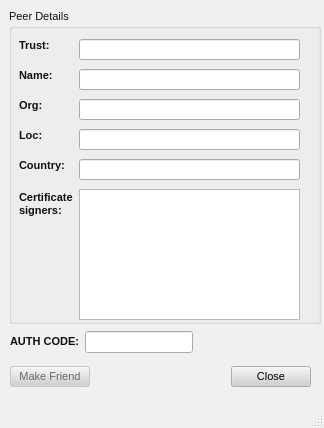
This is retroshare-gui/src/gui/connect/ConnectDialog.ui in RetroShare/RetroShare as Qt 5 draws it before an edit. The edited form follows.
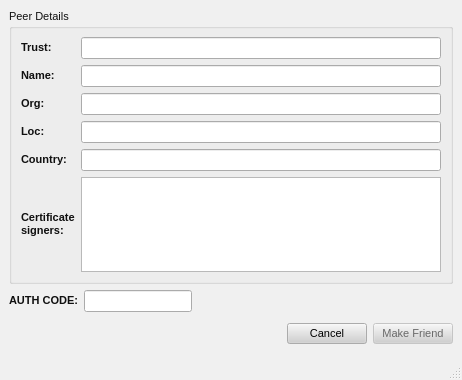
This is the edited form. Icons and pictures are not drawn.

Commit message: fixed Make Friend Dialog

The edit to the form file:
```diff
--- a/retroshare-gui/src/gui/connect/ConnectDialog.ui
+++ b/retroshare-gui/src/gui/connect/ConnectDialog.ui
@@ -5,8 +5,8 @@
    <rect>
     <x>0</x>
     <y>0</y>
-    <width>324</width>
-    <height>428</height>
+    <width>462</width>
+    <height>380</height>
    </rect>
   </property>
   <property name="palette" >
@@ -499,23 +499,124 @@
    <iconset/>
   </property>
   <widget class="QWidget" name="centralwidget" >
-   <widget class="QWidget" name="layoutWidget_2" >
     <property name="geometry" >
      <rect>
-      <x>10</x>
-      <y>330</y>
-      <width>301</width>
-      <height>25</height>
-     </rect>
-    </property>
-    <layout class="QGridLayout" >
-     <property name="margin" >
-      <number>0</number>
-     </property>
-     <property name="spacing" >
-      <number>6</number>
-     </property>
+     <x>0</x>
+     <y>0</y>
+     <width>462</width>
+     <height>359</height>
+    </rect>
+   </property>
+   <layout class="QGridLayout" name="gridLayout_2" >
+    <item row="0" column="0" colspan="3" >
+     <widget class="QGroupBox" name="groupBox" >
+      <property name="title" >
+       <string>Peer Details</string>
+      </property>
+      <layout class="QGridLayout" name="gridLayout" >
      <item row="0" column="0" >
+        <widget class="QLabel" name="label" >
+         <property name="text" >
+          <string>&lt;html>&lt;head>&lt;meta name="qrichtext" content="1" />&lt;style type="text/css">
+p, li { white-space: pre-wrap; }
+&lt;/style>&lt;/head>&lt;body style=" font-family:'Arial'; font-size:8pt; font-weight:400; font-style:normal; text-decoration:none;">
+&lt;p style=" margin-top:0px; margin-bottom:0px; margin-left:0px; margin-right:0px; -qt-block-indent:0; text-indent:0px;">&lt;span style=" font-weight:600;">Trust:&lt;/span>&lt;/p>&lt;/body>&lt;/html></string>
+         </property>
+        </widget>
+       </item>
+       <item row="0" column="1" >
+        <widget class="QLineEdit" name="trust" >
+         <property name="readOnly" >
+          <bool>true</bool>
+         </property>
+        </widget>
+       </item>
+       <item row="1" column="0" >
+        <widget class="QLabel" name="label_2" >
+         <property name="text" >
+          <string>&lt;html>&lt;head>&lt;meta name="qrichtext" content="1" />&lt;style type="text/css">
+p, li { white-space: pre-wrap; }
+&lt;/style>&lt;/head>&lt;body style=" font-family:'Arial'; font-size:8pt; font-weight:400; font-style:normal; text-decoration:none;">
+&lt;p style=" margin-top:0px; margin-bottom:0px; margin-left:0px; margin-right:0px; -qt-block-indent:0; text-indent:0px;">&lt;span style=" font-weight:600;">Name:&lt;/span>&lt;/p>&lt;/body>&lt;/html></string>
+         </property>
+        </widget>
+       </item>
+       <item row="1" column="1" >
+        <widget class="QLineEdit" name="name" >
+         <property name="readOnly" >
+          <bool>true</bool>
+         </property>
+        </widget>
+       </item>
+       <item row="2" column="0" >
+        <widget class="QLabel" name="label_3" >
+         <property name="text" >
+          <string>&lt;html>&lt;head>&lt;meta name="qrichtext" content="1" />&lt;style type="text/css">
+p, li { white-space: pre-wrap; }
+&lt;/style>&lt;/head>&lt;body style=" font-family:'Arial'; font-size:8pt; font-weight:400; font-style:normal; text-decoration:none;">
+&lt;p style=" margin-top:0px; margin-bottom:0px; margin-left:0px; margin-right:0px; -qt-block-indent:0; text-indent:0px;">&lt;span style=" font-weight:600;">Org:&lt;/span>&lt;/p>&lt;/body>&lt;/html></string>
+         </property>
+        </widget>
+       </item>
+       <item row="2" column="1" >
+        <widget class="QLineEdit" name="org" >
+         <property name="readOnly" >
+          <bool>true</bool>
+         </property>
+        </widget>
+       </item>
+       <item row="3" column="0" >
+        <widget class="QLabel" name="label_4" >
+         <property name="text" >
+          <string>&lt;html>&lt;head>&lt;meta name="qrichtext" content="1" />&lt;style type="text/css">
+p, li { white-space: pre-wrap; }
+&lt;/style>&lt;/head>&lt;body style=" font-family:'Arial'; font-size:8pt; font-weight:400; font-style:normal; text-decoration:none;">
+&lt;p style=" margin-top:0px; margin-bottom:0px; margin-left:0px; margin-right:0px; -qt-block-indent:0; text-indent:0px;">&lt;span style=" font-weight:600;">Loc:&lt;/span>&lt;/p>&lt;/body>&lt;/html></string>
+         </property>
+        </widget>
+       </item>
+       <item row="3" column="1" >
+        <widget class="QLineEdit" name="loc" >
+         <property name="readOnly" >
+          <bool>true</bool>
+         </property>
+        </widget>
+       </item>
+       <item row="4" column="0" >
+        <widget class="QLabel" name="label_5" >
+         <property name="text" >
+          <string>&lt;html>&lt;head>&lt;meta name="qrichtext" content="1" />&lt;style type="text/css">
+p, li { white-space: pre-wrap; }
+&lt;/style>&lt;/head>&lt;body style=" font-family:'Arial'; font-size:8pt; font-weight:400; font-style:normal; text-decoration:none;">
+&lt;p style=" margin-top:0px; margin-bottom:0px; margin-left:0px; margin-right:0px; -qt-block-indent:0; text-indent:0px;">&lt;span style=" font-weight:600;">Country:&lt;/span>&lt;/p>&lt;/body>&lt;/html></string>
+         </property>
+        </widget>
+       </item>
+       <item row="4" column="1" >
+        <widget class="QLineEdit" name="country" >
+         <property name="readOnly" >
+          <bool>true</bool>
+         </property>
+        </widget>
+       </item>
+       <item row="5" column="0" >
+        <widget class="QLabel" name="label_6" >
+         <property name="text" >
+          <string>&lt;html>&lt;head>&lt;meta name="qrichtext" content="1" />&lt;style type="text/css">
+p, li { white-space: pre-wrap; }
+&lt;/style>&lt;/head>&lt;body style=" font-family:'Arial'; font-size:8pt; font-weight:400; font-style:normal; text-decoration:none;">
+&lt;p style=" margin-top:0px; margin-bottom:0px; margin-left:0px; margin-right:0px; -qt-block-indent:0; text-indent:0px;">&lt;span style=" font-weight:600;">Certificate&lt;/span>&lt;/p>
+&lt;p style=" margin-top:0px; margin-bottom:0px; margin-left:0px; margin-right:0px; -qt-block-indent:0; text-indent:0px; font-weight:600;">signers:&lt;/p>&lt;/body>&lt;/html></string>
+         </property>
+        </widget>
+       </item>
+       <item row="5" column="1" >
+        <widget class="QTextBrowser" name="signers" />
+       </item>
+      </layout>
+     </widget>
+    </item>
+    <item row="1" column="0" >
       <widget class="QLabel" name="label_7" >
        <property name="text" >
         <string>&lt;html>&lt;head>&lt;meta name="qrichtext" content="1" />&lt;style type="text/css">
@@ -525,19 +626,17 @@
        </property>
       </widget>
      </item>
-     <item row="0" column="1" >
+    <item row="1" column="1" >
       <widget class="QLineEdit" name="Ledit_name" >
        <property name="sizePolicy" >
-        <sizepolicy>
-         <hsizetype>0</hsizetype>
-         <vsizetype>0</vsizetype>
+       <sizepolicy vsizetype="Fixed" hsizetype="Fixed" >
          <horstretch>0</horstretch>
          <verstretch>0</verstretch>
         </sizepolicy>
        </property>
       </widget>
      </item>
-     <item row="0" column="2" >
+    <item row="1" column="2" >
       <spacer>
        <property name="orientation" >
         <enum>Qt::Horizontal</enum>
@@ -545,32 +644,52 @@
        <property name="sizeType" >
         <enum>QSizePolicy::Expanding</enum>
        </property>
-       <property name="sizeHint" >
+      <property name="sizeHint" stdset="0" >
         <size>
-         <width>40</width>
-         <height>20</height>
+        <width>235</width>
+        <height>18</height>
         </size>
        </property>
       </spacer>
      </item>
-    </layout>
-   </widget>
-   <widget class="QWidget" name="layoutWidget" >
-    <property name="geometry" >
-     <rect>
-      <x>10</x>
-      <y>360</y>
-      <width>301</width>
-      <height>33</height>
-     </rect>
-    </property>
+    <item row="2" column="0" colspan="3" >
     <layout class="QHBoxLayout" >
-     <property name="margin" >
-      <number>0</number>
-     </property>
      <property name="spacing" >
       <number>6</number>
      </property>
+      <property name="margin" >
+       <number>0</number>
+      </property>
+      <item>
+       <spacer>
+        <property name="orientation" >
+         <enum>Qt::Horizontal</enum>
+        </property>
+        <property name="sizeHint" stdset="0" >
+         <size>
+          <width>131</width>
+          <height>31</height>
+         </size>
+        </property>
+       </spacer>
+      </item>
+      <item>
+       <widget class="QPushButton" name="cancelButton" >
+        <property name="minimumSize" >
+         <size>
+          <width>77</width>
+          <height>0</height>
+         </size>
+        </property>
+        <property name="text" >
+         <string>Cancel</string>
+        </property>
+        <property name="icon" >
+         <iconset resource="../images.qrc" >
+          <normaloff>:/images/cancel.png</normaloff>:/images/cancel.png</iconset>
+        </property>
+       </widget>
+      </item>
      <item>
       <widget class="QPushButton" name="okButton" >
        <property name="enabled" >
@@ -585,223 +704,26 @@
        <property name="text" >
         <string>Make Friend</string>
        </property>
-      </widget>
-     </item>
-     <item>
-      <spacer>
-       <property name="orientation" >
-        <enum>Qt::Horizontal</enum>
-       </property>
-       <property name="sizeHint" >
-        <size>
-         <width>131</width>
-         <height>31</height>
-        </size>
-       </property>
-      </spacer>
-     </item>
-     <item>
-      <widget class="QPushButton" name="cancelButton" >
-       <property name="minimumSize" >
-        <size>
-         <width>77</width>
-         <height>0</height>
-        </size>
-       </property>
-       <property name="text" >
-        <string>Close</string>
-       </property>
+        <property name="icon" >
+         <iconset resource="../images.qrc" >
+          <normaloff>:/images/user/add_user16.png</normaloff>:/images/user/add_user16.png</iconset>
+        </property>
       </widget>
      </item>
     </layout>
-   </widget>
-   <widget class="QGroupBox" name="groupBox" >
+    </item>
+   </layout>
+  </widget>
+  <widget class="QStatusBar" name="statusbar" >
     <property name="geometry" >
      <rect>
-      <x>9</x>
-      <y>9</y>
-      <width>312</width>
-      <height>315</height>
-     </rect>
-    </property>
-    <property name="title" >
-     <string>Peer Details</string>
-    </property>
-    <widget class="QLabel" name="label_5" >
-     <property name="geometry" >
-      <rect>
-       <x>10</x>
-       <y>150</y>
-       <width>46</width>
-       <height>14</height>
-      </rect>
-     </property>
-     <property name="text" >
-      <string>&lt;html>&lt;head>&lt;meta name="qrichtext" content="1" />&lt;style type="text/css">
-p, li { white-space: pre-wrap; }
-&lt;/style>&lt;/head>&lt;body style=" font-family:'Arial'; font-size:8pt; font-weight:400; font-style:normal; text-decoration:none;">
-&lt;p style=" margin-top:0px; margin-bottom:0px; margin-left:0px; margin-right:0px; -qt-block-indent:0; text-indent:0px;">&lt;span style=" font-weight:600;">Country:&lt;/span>&lt;/p>&lt;/body>&lt;/html></string>
-     </property>
-    </widget>
-    <widget class="QLabel" name="label_3" >
-     <property name="geometry" >
-      <rect>
-       <x>10</x>
-       <y>90</y>
-       <width>46</width>
-       <height>14</height>
-      </rect>
-     </property>
-     <property name="text" >
-      <string>&lt;html>&lt;head>&lt;meta name="qrichtext" content="1" />&lt;style type="text/css">
-p, li { white-space: pre-wrap; }
-&lt;/style>&lt;/head>&lt;body style=" font-family:'Arial'; font-size:8pt; font-weight:400; font-style:normal; text-decoration:none;">
-&lt;p style=" margin-top:0px; margin-bottom:0px; margin-left:0px; margin-right:0px; -qt-block-indent:0; text-indent:0px;">&lt;span style=" font-weight:600;">Org:&lt;/span>&lt;/p>&lt;/body>&lt;/html></string>
-     </property>
-    </widget>
-    <widget class="QLabel" name="label_2" >
-     <property name="geometry" >
-      <rect>
-       <x>10</x>
-       <y>60</y>
-       <width>46</width>
-       <height>14</height>
-      </rect>
-     </property>
-     <property name="text" >
-      <string>&lt;html>&lt;head>&lt;meta name="qrichtext" content="1" />&lt;style type="text/css">
-p, li { white-space: pre-wrap; }
-&lt;/style>&lt;/head>&lt;body style=" font-family:'Arial'; font-size:8pt; font-weight:400; font-style:normal; text-decoration:none;">
-&lt;p style=" margin-top:0px; margin-bottom:0px; margin-left:0px; margin-right:0px; -qt-block-indent:0; text-indent:0px;">&lt;span style=" font-weight:600;">Name:&lt;/span>&lt;/p>&lt;/body>&lt;/html></string>
-     </property>
-    </widget>
-    <widget class="QLabel" name="label" >
-     <property name="geometry" >
-      <rect>
-       <x>10</x>
-       <y>30</y>
-       <width>46</width>
-       <height>14</height>
-      </rect>
-     </property>
-     <property name="text" >
-      <string>&lt;html>&lt;head>&lt;meta name="qrichtext" content="1" />&lt;style type="text/css">
-p, li { white-space: pre-wrap; }
-&lt;/style>&lt;/head>&lt;body style=" font-family:'Arial'; font-size:8pt; font-weight:400; font-style:normal; text-decoration:none;">
-&lt;p style=" margin-top:0px; margin-bottom:0px; margin-left:0px; margin-right:0px; -qt-block-indent:0; text-indent:0px;">&lt;span style=" font-weight:600;">Trust:&lt;/span>&lt;/p>&lt;/body>&lt;/html></string>
-     </property>
-    </widget>
-    <widget class="QLabel" name="label_4" >
-     <property name="geometry" >
-      <rect>
-       <x>10</x>
-       <y>120</y>
-       <width>46</width>
-       <height>14</height>
-      </rect>
-     </property>
-     <property name="text" >
-      <string>&lt;html>&lt;head>&lt;meta name="qrichtext" content="1" />&lt;style type="text/css">
-p, li { white-space: pre-wrap; }
-&lt;/style>&lt;/head>&lt;body style=" font-family:'Arial'; font-size:8pt; font-weight:400; font-style:normal; text-decoration:none;">
-&lt;p style=" margin-top:0px; margin-bottom:0px; margin-left:0px; margin-right:0px; -qt-block-indent:0; text-indent:0px;">&lt;span style=" font-weight:600;">Loc:&lt;/span>&lt;/p>&lt;/body>&lt;/html></string>
-     </property>
-    </widget>
-    <widget class="QLabel" name="label_6" >
-     <property name="geometry" >
-      <rect>
-       <x>10</x>
-       <y>180</y>
-       <width>57</width>
-       <height>31</height>
-      </rect>
-     </property>
-     <property name="text" >
-      <string>&lt;html>&lt;head>&lt;meta name="qrichtext" content="1" />&lt;style type="text/css">
-p, li { white-space: pre-wrap; }
-&lt;/style>&lt;/head>&lt;body style=" font-family:'Arial'; font-size:8pt; font-weight:400; font-style:normal; text-decoration:none;">
-&lt;p style=" margin-top:0px; margin-bottom:0px; margin-left:0px; margin-right:0px; -qt-block-indent:0; text-indent:0px;">&lt;span style=" font-weight:600;">Certificate&lt;/span>&lt;/p>
-&lt;p style=" margin-top:0px; margin-bottom:0px; margin-left:0px; margin-right:0px; -qt-block-indent:0; text-indent:0px; font-weight:600;">signers:&lt;/p>&lt;/body>&lt;/html></string>
-     </property>
-    </widget>
-    <widget class="QLineEdit" name="country" >
-     <property name="geometry" >
-      <rect>
-       <x>70</x>
-       <y>150</y>
-       <width>221</width>
+     <x>0</x>
+     <y>359</y>
+     <width>462</width>
        <height>21</height>
       </rect>
      </property>
-     <property name="readOnly" >
-      <bool>true</bool>
-     </property>
-    </widget>
-    <widget class="QLineEdit" name="loc" >
-     <property name="geometry" >
-      <rect>
-       <x>70</x>
-       <y>120</y>
-       <width>221</width>
-       <height>21</height>
-      </rect>
-     </property>
-     <property name="readOnly" >
-      <bool>true</bool>
-     </property>
-    </widget>
-    <widget class="QLineEdit" name="org" >
-     <property name="geometry" >
-      <rect>
-       <x>70</x>
-       <y>90</y>
-       <width>221</width>
-       <height>21</height>
-      </rect>
-     </property>
-     <property name="readOnly" >
-      <bool>true</bool>
-     </property>
-    </widget>
-    <widget class="QLineEdit" name="name" >
-     <property name="geometry" >
-      <rect>
-       <x>70</x>
-       <y>60</y>
-       <width>221</width>
-       <height>21</height>
-      </rect>
-     </property>
-     <property name="readOnly" >
-      <bool>true</bool>
-     </property>
-    </widget>
-    <widget class="QLineEdit" name="trust" >
-     <property name="geometry" >
-      <rect>
-       <x>70</x>
-       <y>30</y>
-       <width>221</width>
-       <height>21</height>
-      </rect>
-     </property>
-     <property name="readOnly" >
-      <bool>true</bool>
-     </property>
-    </widget>
-    <widget class="QTextBrowser" name="signers" >
-     <property name="geometry" >
-      <rect>
-       <x>70</x>
-       <y>180</y>
-       <width>221</width>
-       <height>131</height>
-      </rect>
-     </property>
-    </widget>
-   </widget>
-  </widget>
-  <widget class="QStatusBar" name="statusbar" />
+  </widget>
  </widget>
  <tabstops>
   <tabstop>trust</tabstop>
```
Left out of the diff: 7 changed lines with no effect on the pictures. Lines whose indentation alone changed are shown as unchanged. The commit also changes 5 other files.
